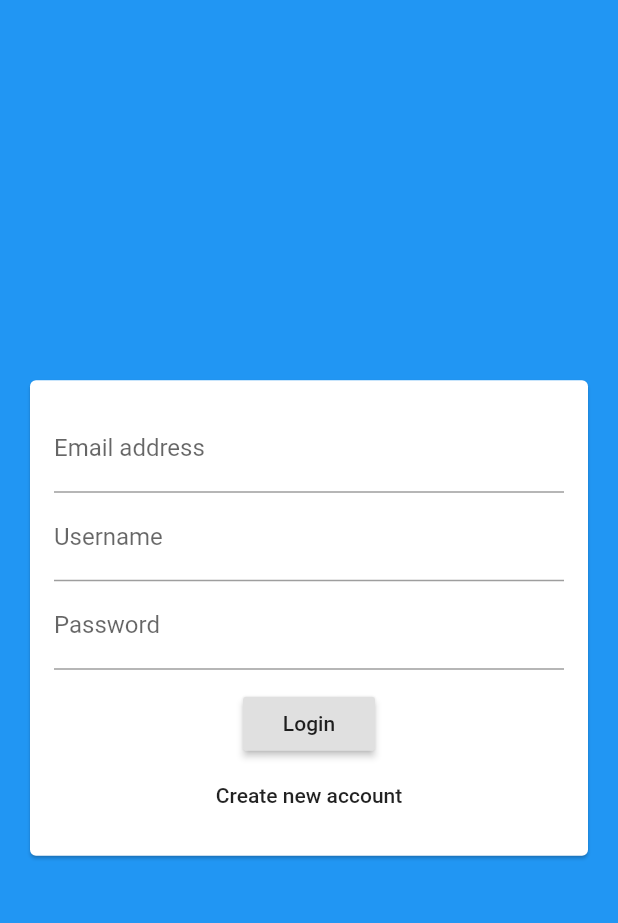
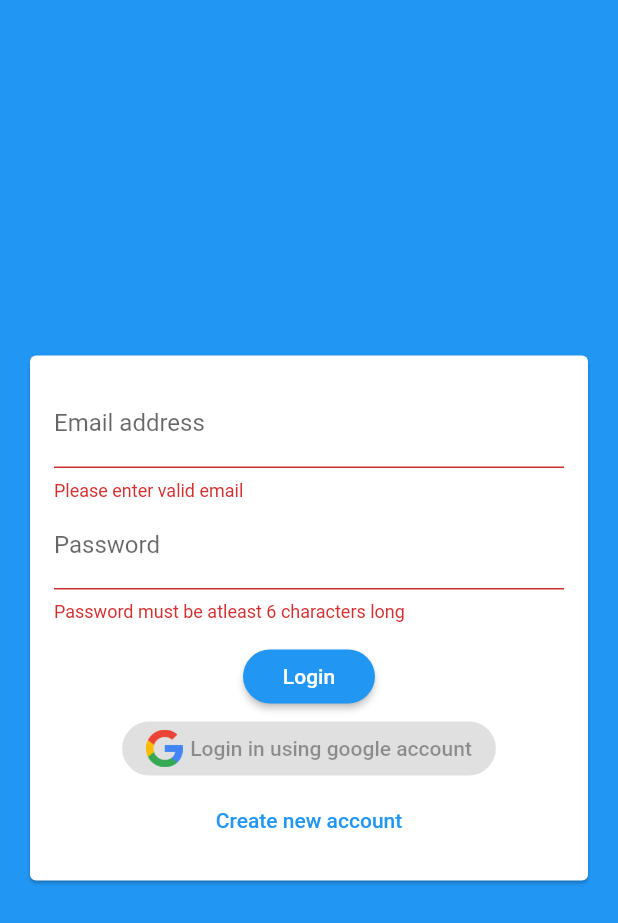
Before and after one commit to 1RGB1/flutter_chat, a Flutter app: the screen it shows after launch, after a tap on "Login", on a phone screen of 412 x 824 dp. Shown: the top 923 px of the screen. Run offline on Flutter 3.47's test engine with Material 2 defaults, Android fonts, the phone set to English and light mode, and no system bars; our stand-ins replace cloud_firestore, firebase_auth; accounts and stored records are empty.

Commit message:
Finalizing login and register steps

```diff
--- a/lib/main.dart
+++ b/lib/main.dart
@@ -1,7 +1,6 @@
 import 'package:flutter/material.dart';
 import 'package:flutter_chat/screens/auth_screen.dart';
 import './screens/auth_screen.dart';
-import './screens/chat_screen.dart';
 
 void main() {
   runApp(MyApp());
@@ -16,6 +15,16 @@ class MyApp extends StatelessWidget {
       theme: ThemeData(
         primarySwatch: Colors.blue,
         visualDensity: VisualDensity.adaptivePlatformDensity,
+        backgroundColor: Colors.blue,
+        accentColor: Colors.blue[900],
+        accentColorBrightness: Brightness.dark,
+        buttonTheme: ButtonTheme.of(context).copyWith(
+          buttonColor: Colors.blue,
+          textTheme: ButtonTextTheme.primary,
+          shape: RoundedRectangleBorder(
+            borderRadius: BorderRadius.circular(20),
+          ),
+        ),
       ),
       home: AuthScreen(),
     );
--- a/lib/screens/auth_screen.dart
+++ b/lib/screens/auth_screen.dart
@@ -1,5 +1,7 @@
 import 'package:flutter/material.dart';
+import 'package:flutter/services.dart';
 import 'package:flutter_chat/widgets/auth_form.dart';
+import 'package:firebase_auth/firebase_auth.dart';
 
 class AuthScreen extends StatefulWidget {
   @override
@@ -7,11 +9,53 @@ class AuthScreen extends StatefulWidget {
 }
 
 class _AuthScreenState extends State<AuthScreen> {
+  final _auth = FirebaseAuth.instance;
+  final kIsWeb = identical(0, 0.0);
+
+  void _submitAuthForm(
+    String email,
+    String username,
+    String password,
+    bool isLogin,
+    BuildContext ctx,
+  ) async {
+    AuthResult authResult;
+
+    print((kIsWeb ? 'web' : 'notWeb'));
+
+    try {
+      if (isLogin) {
+        authResult = await _auth.signInWithEmailAndPassword(
+          email: email,
+          password: password,
+        );
+      } else {
+        authResult = await _auth.createUserWithEmailAndPassword(
+          email: email,
+          password: password,
+        );
+      }
+    } on PlatformException catch (error) {
+      var message = (error.message != null)
+          ? error.message
+          : 'An error occured, please check your credeentials';
+
+      Scaffold.of(ctx).showSnackBar(
+        SnackBar(
+          content: Text(message),
+          backgroundColor: Theme.of(ctx).errorColor,
+        ),
+      );
+    } catch (error) {
+      print(error);
+    }
+  }
+
   @override
   Widget build(BuildContext context) {
     return Scaffold(
       backgroundColor: Theme.of(context).primaryColor,
-      body: AuthForm(),
+      body: AuthForm(_submitAuthForm),
     );
   }
 }
--- a/lib/widgets/auth_form.dart
+++ b/lib/widgets/auth_form.dart
@@ -1,11 +1,44 @@
 import 'package:flutter/material.dart';
+import 'package:flutter/services.dart';
 
 class AuthForm extends StatefulWidget {
+  AuthForm(this.submitFn);
+
+  final void Function(
+    String email,
+    String username,
+    String password,
+    bool isLogin,
+    BuildContext ctx,
+  ) submitFn;
+
   @override
   _AuthFormState createState() => _AuthFormState();
 }
 
 class _AuthFormState extends State<AuthForm> {
+  final _formKey = GlobalKey<FormState>();
+  var _isLogin = true;
+  var _userEmail = '';
+  var _userName = '';
+  var _userPassword = '';
+
+  void _trySubmit() {
+    final isValid = _formKey.currentState.validate();
+    FocusScope.of(context).unfocus();
+
+    if (isValid) {
+      _formKey.currentState.save();
+      widget.submitFn(
+        _userEmail.trim(),
+        _userName.trim(),
+        _userPassword.trim(),
+        _isLogin,
+        context,
+      );
+    }
+  }
+
   @override
   Widget build(BuildContext context) {
     return Center(
@@ -15,36 +48,91 @@ class _AuthFormState extends State<AuthForm> {
           child: Padding(
             padding: EdgeInsets.all(16),
             child: Form(
+              key: _formKey,
               child: Column(
                 mainAxisSize: MainAxisSize.min,
                 children: <Widget>[
                   TextFormField(
+                    key: ValueKey('email'),
                     keyboardType: TextInputType.emailAddress,
                     decoration: InputDecoration(
                       labelText: 'Email address',
                     ),
+                    validator: (value) {
+                      return (value.isEmpty || !value.contains('@'))
+                          ? 'Please enter valid email'
+                          : null;
+                    },
+                    onSaved: (value) {
+                      _userEmail = value;
+                    },
                   ),
+                  if (!_isLogin)
+                    TextFormField(
+                      key: ValueKey('username'),
+                      decoration: InputDecoration(
+                        labelText: 'Username',
+                      ),
+                      validator: (value) {
+                        return (value.isEmpty || value.length < 4)
+                            ? 'Please enter atleast 4 characters'
+                            : null;
+                      },
+                      onSaved: (value) {
+                        _userName = value;
+                      },
+                    ),
                   TextFormField(
-                    decoration: InputDecoration(
-                      labelText: 'Username',
-                    ),
-                  ),
-                  TextFormField(
+                    key: ValueKey('password'),
                     obscureText: true,
                     decoration: InputDecoration(
                       labelText: 'Password',
                     ),
+                    validator: (value) {
+                      return (value.isEmpty || value.length < 6)
+                          ? 'Password must be atleast 6 characters long'
+                          : null;
+                    },
+                    onSaved: (value) {
+                      _userPassword = value;
+                    },
                   ),
                   SizedBox(
                     height: 12,
                   ),
                   RaisedButton(
-                    child: Text('Login'),
-                    onPressed: () {},
+                    child: Text(_isLogin ? 'Login' : 'Signup'),
+                    onPressed: _trySubmit,
+                  ),
+                  RaisedButton(
+                    child: Row(
+                      mainAxisSize: MainAxisSize.min,
+                      mainAxisAlignment: MainAxisAlignment.center,
+                      children: [
+                        Image(
+                          image: AssetImage('assets/google_logo.png'),
+                          height: 25,
+                        ),
+                        SizedBox(
+                          width: 5,
+                        ),
+                        Text(_isLogin
+                            ? 'Login in using google account'
+                            : 'Signup in using google account'),
+                      ],
+                    ),
+                    onPressed: null,
                   ),
                   FlatButton(
-                    child: Text('Create new account'),
-                    onPressed: () {},
+                    child: Text(_isLogin
+                        ? 'Create new account'
+                        : 'I already have an account'),
+                    textColor: Theme.of(context).primaryColor,
+                    onPressed: () {
+                      setState(() {
+                        _isLogin = !_isLogin;
+                      });
+                    },
                   ),
                 ],
               ),
```
Also changed, not shown: pubspec.yaml (+6 -5 lines), assets/google_logo.png (added), pubspec.lock, 3 other files.
